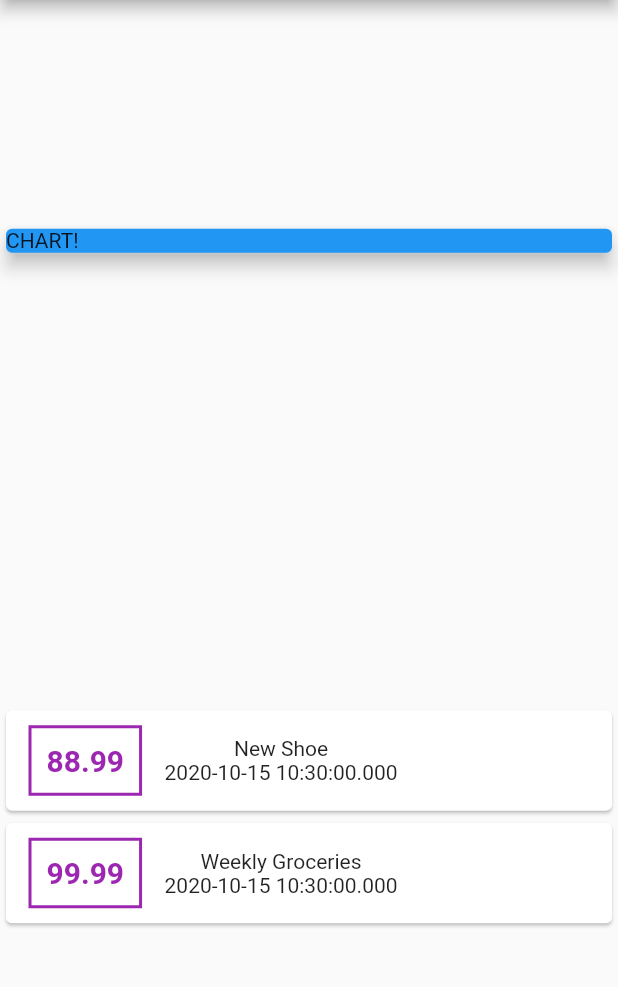
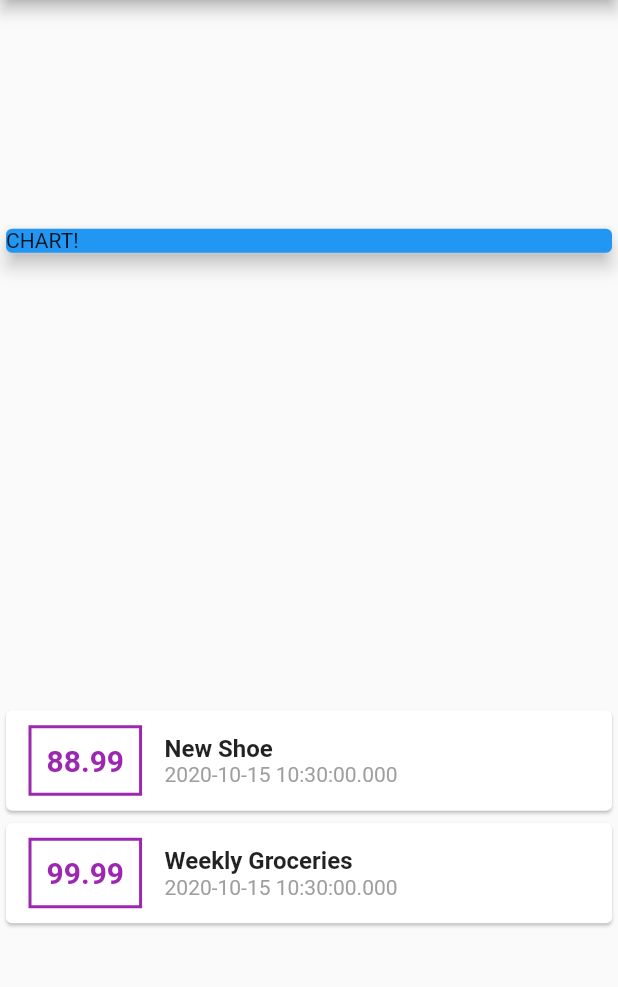
Before and after one commit to alfiyanm/expenses_app, a Flutter app: the screen it shows after launch, on a phone screen of 412 x 824 dp, the part 84-1071 px from its top. Run offline on Flutter 3.47's test engine with Material 2 defaults, Android fonts, the phone set to English and light mode, and no system bars.

Commit message:
more styling

```diff
--- a/lib/main.dart
+++ b/lib/main.dart
@@ -75,9 +75,21 @@ class MyHomePage extends StatelessWidget {
                       ),
                     ),
                     Column(
+                      crossAxisAlignment: CrossAxisAlignment.start,
                       children: [
-                        Text(tx.title),
-                        Text(tx.date.toString()),
+                        Text(
+                          tx.title,
+                          style: TextStyle(
+                            fontSize: 16,
+                            fontWeight: FontWeight.bold,
+                          ),
+                        ),
+                        Text(
+                          tx.date.toString(),
+                          style: TextStyle(
+                            color: Colors.grey
+                          ),
+                        ),
                       ],
                     )
                   ],
```
